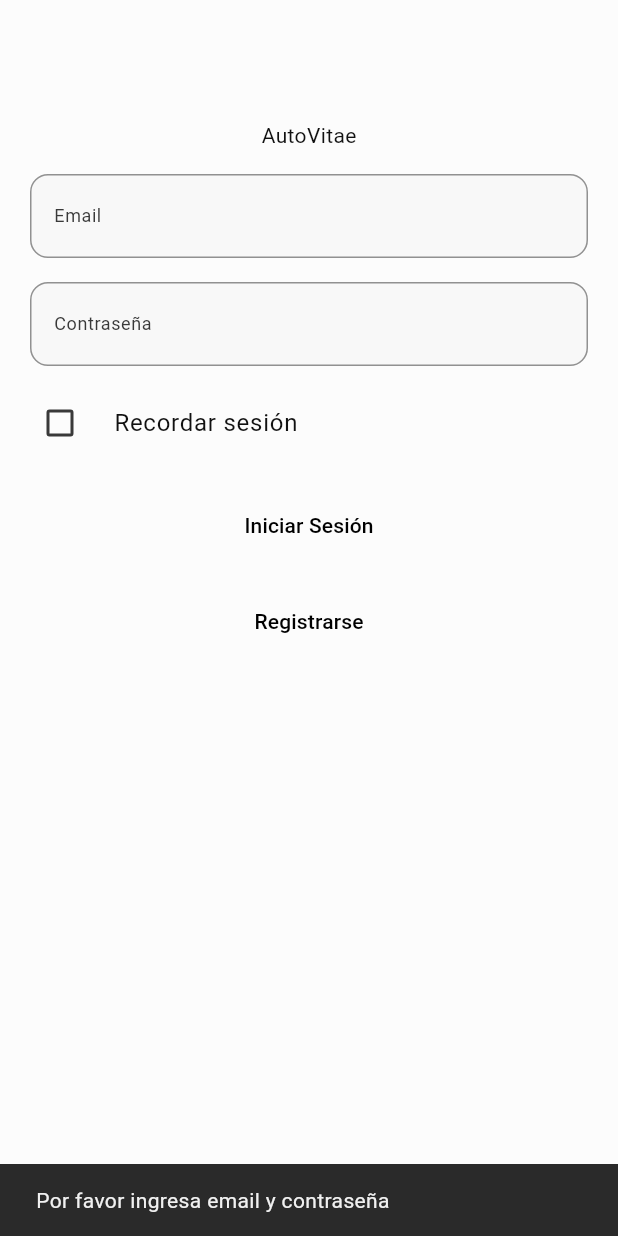
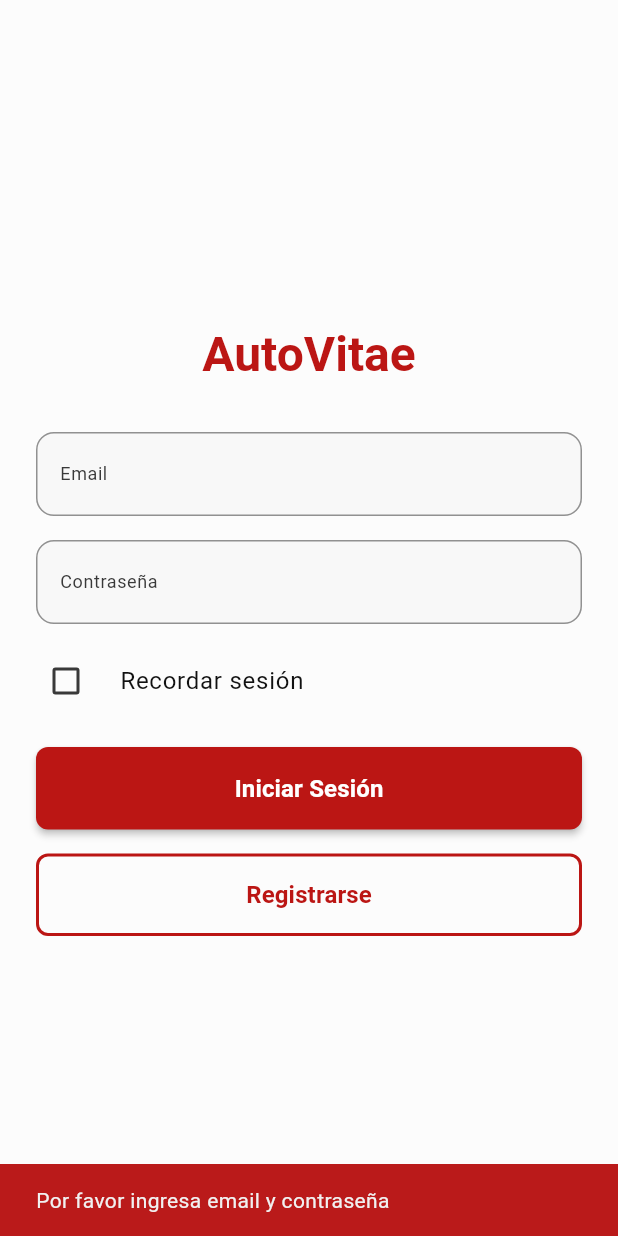
Before and after one commit to RicardoVillamar/autovitae_flutter, a Flutter app: the screen it shows after launch, after a tap on "Iniciar Sesión", on a phone screen of 412 x 824 dp. Run offline on Flutter 3.47's test engine with Material 3 defaults, Android fonts, the phone set to English and light mode, and no system bars; our stand-ins replace cloud_firestore, firebase_auth, firebase_core, flutter_dotenv, form_field_validator, geocoding and 4 more; missing offline and left inert: cloudinary_url_gen; accounts and stored records are empty; generated files the repository leaves out were written again.

Commit message:
refactor(login_page): enhance UI consistency by using theme colors and replacing buttons with themed widgets

```diff
--- a/lib/presentation/auth/pages/login_page.dart
+++ b/lib/presentation/auth/pages/login_page.dart
@@ -1,6 +1,7 @@
 import 'package:autovitae/core/theme/app_colors.dart';
-import 'package:autovitae/core/theme/app_fonts.dart';
 import 'package:autovitae/core/utils/session_manager.dart';
+import 'package:autovitae/presentation/shared/widgets/buttons/primary_button.dart';
+import 'package:autovitae/presentation/shared/widgets/buttons/secondary_button.dart';
 import 'package:autovitae/presentation/shared/widgets/inputs/text_field_custom.dart';
 import 'package:autovitae/viewmodels/login_viewmodel.dart';
 import 'package:autovitae/data/models/rol_usuario.dart';
@@ -41,11 +42,13 @@ class _LoginPageState extends State<LoginPage> {
   }
 
   Future<void> _login() async {
+    final colorScheme = Theme.of(context).colorScheme;
+
     if (emailController.text.isEmpty || passwordController.text.isEmpty) {
       ScaffoldMessenger.of(context).showSnackBar(
-        const SnackBar(
-          content: Text('Por favor ingresa email y contraseña'),
-          backgroundColor: AppColors.error,
+        SnackBar(
+          content: const Text('Por favor ingresa email y contraseña'),
+          backgroundColor: colorScheme.error,
         ),
       );
       return;
@@ -79,12 +82,11 @@ class _LoginPageState extends State<LoginPage> {
           );
           _navigateByRole(authResult.rol, authResult.primerLoginGerente);
         }
-      }
-           else {
+      } else {
         ScaffoldMessenger.of(context).showSnackBar(
           SnackBar(
             content: Text(_viewModel.error ?? 'Error al iniciar sesión'),
-            backgroundColor: AppColors.error,
+            backgroundColor: colorScheme.error,
           ),
         );
       }
@@ -96,7 +98,7 @@ class _LoginPageState extends State<LoginPage> {
       ScaffoldMessenger.of(context).showSnackBar(
         SnackBar(
           content: Text('Error: ${e.toString()}'),
-          backgroundColor: AppColors.error,
+          backgroundColor: colorScheme.error,
         ),
       );
     }
@@ -135,22 +137,27 @@ class _LoginPageState extends State<LoginPage> {
   @override
   Widget build(BuildContext context) {
     double screenWidth = MediaQuery.of(context).size.width;
+    final colorScheme = Theme.of(context).colorScheme;
+    final textTheme = Theme.of(context).textTheme;
 
     return Scaffold(
-      backgroundColor: AppColors.background,
-      body: Container(
-        margin: const EdgeInsets.all(20),
-        decoration: const BoxDecoration(color: AppColors.background),
+      body: Center(
         child: ListView(
+          shrinkWrap: true,
+          padding: const EdgeInsets.all(24),
           children: [
-            const SizedBox(height: 60),
-            const Center(child: Text('AutoVitae', style: AppTextStyles.headline1)),
             const SizedBox(height: 16),
+            Center(
+                child: Text('AutoVitae',
+                    style: textTheme.headlineLarge
+                        ?.copyWith(color: colorScheme.primary))),
+            const SizedBox(height: 32),
             TxtffCustom(
               label: 'Email',
               screenWidth: screenWidth,
               controller: emailController,
               showCounter: false,
+              keyboardType: TextInputType.emailAddress,
             ),
             const SizedBox(height: 16),
             TxtffCustom(
@@ -162,9 +169,9 @@ class _LoginPageState extends State<LoginPage> {
             ),
             const SizedBox(height: 10),
             CheckboxListTile(
-              title: const Text('Recordar sesión', style: AppTextStyles.bodyText),
+              title: Text('Recordar sesión', style: textTheme.bodyLarge),
               value: _rememberMe,
-              activeColor: AppColors.primaryColor,
+              activeColor: colorScheme.primary,
               contentPadding: EdgeInsets.zero,
               controlAffinity: ListTileControlAffinity.leading,
               onChanged: (value) {
@@ -174,40 +181,17 @@ class _LoginPageState extends State<LoginPage> {
               },
             ),
             const SizedBox(height: 16),
-            TextButton(
+            PrimaryButton(
+              text: _isLoading ? 'Cargando...' : 'Iniciar Sesión',
+              isLoading: _isLoading,
               onPressed: _isLoading ? null : _login,
-              style: ButtonStyle(
-                backgroundColor: WidgetStateProperty.all(
-                  _isLoading ? AppColors.grey : AppColors.primaryColor,
-                ),
-                foregroundColor: WidgetStateProperty.all(AppColors.black),
-              ),
-              child: _isLoading
-                  ? const SizedBox(
-                      height: 20,
-                      width: 20,
-                      child: CircularProgressIndicator(
-                        strokeWidth: 2,
-                        valueColor: AlwaysStoppedAnimation<Color>(
-                          AppColors.black,
-                        ),
-                      ),
-                    )
-                  : const Text('Iniciar Sesión'),
             ),
             const SizedBox(height: 16),
-            TextButton(
-              onPressed: () {
-                Navigator.pushNamed(context, '/registerCliente');
-              },
-              style: ButtonStyle(
-                backgroundColor: WidgetStateProperty.all(
-                  AppColors.secondaryColor,
-                ),
-                foregroundColor: WidgetStateProperty.all(AppColors.black),
-              ),
-              child: const Text('Registrarse'),
-            ),
+            SecondaryButton(
+                text: 'Registrarse',
+                onPressed: () {
+                  Navigator.of(context).pushNamed('/registerCliente');
+                }),
           ],
         ),
       ),
```
